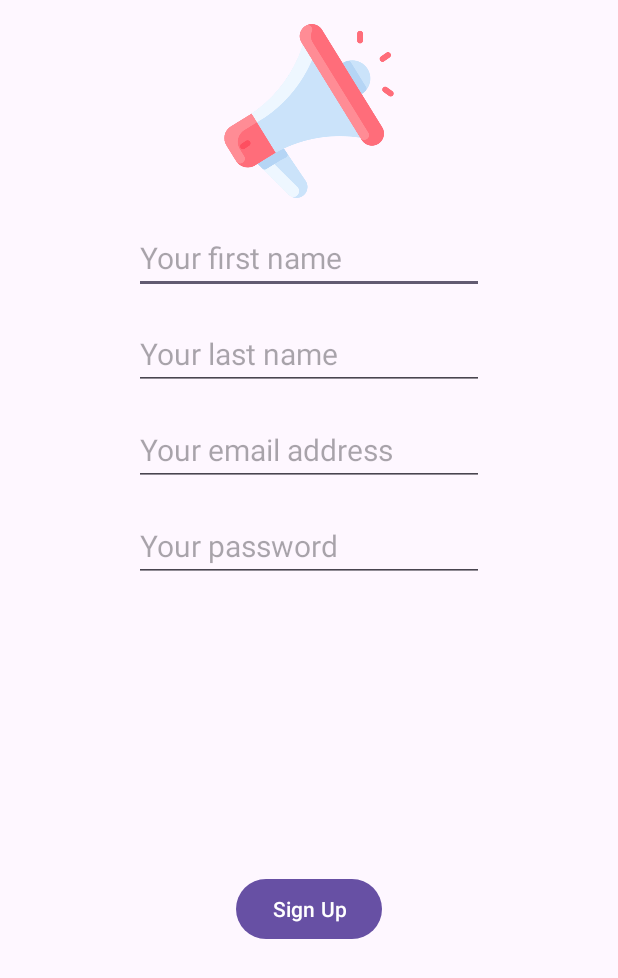
After one commit to th-aslam0/W24_3175_G1_TourGuideMegaphone, an Android app: the SignUpActivity screen opened directly, with no data from a screen before it, on a phone screen of 412 x 824 dp. The commit adds this screen. Shown: the top 978 px of the screen. Run offline under Robolectric (Android 15) with nearby library versions, the phone set to English and light mode, and no system bars; 1 statement that could not run was skipped.

Commit message:
Sign up activity layout (#5)

```diff
--- a/app/src/main/AndroidManifest.xml
+++ b/app/src/main/AndroidManifest.xml
@@ -13,6 +13,9 @@
         android:theme="@style/Theme.TourGuideMegaphone"
         tools:targetApi="31">
         <activity
+            android:name=".SignUpActivity"
+            android:exported="false" />
+        <activity
             android:name=".SplashActivity"
             android:exported="true">
             <intent-filter>
@@ -23,8 +26,7 @@
         </activity>
         <activity
             android:name=".MainActivity"
-            android:exported="true">
-        </activity>
+            android:exported="true"></activity>
     </application>
 
 </manifest>
--- a/app/src/main/java/com/example/tourguidemegaphone/MainActivity.java
+++ b/app/src/main/java/com/example/tourguidemegaphone/MainActivity.java
@@ -2,12 +2,15 @@ package com.example.tourguidemegaphone;
 
 import androidx.appcompat.app.AppCompatActivity;
 
+import android.content.Intent;
 import android.os.Bundle;
 import android.text.SpannableString;
 import android.text.Spanned;
 import android.text.method.LinkMovementMethod;
 import android.text.style.ClickableSpan;
 import android.view.View;
+import android.widget.Button;
+import android.widget.EditText;
 import android.widget.TextView;
 import android.widget.Toast;
 
@@ -20,12 +23,21 @@ public class MainActivity extends AppCompatActivity {
         //
 
         TextView txtViewSignUp = findViewById(R.id.txtSignUpInstead);
+        EditText editTxtEmail = findViewById(R.id.editTextEmailAddress);
         SpannableString spannableSignUp = new SpannableString(txtViewSignUp.getText());
+
 
         ClickableSpan clickableSpan = new ClickableSpan() {
             @Override
             public void onClick(View widget) {
-                Toast.makeText(MainActivity.this, "TO-DO: Open Sign Up activity.", Toast.LENGTH_SHORT).show();
+                //Toast.makeText(MainActivity.this, "TO-DO: Open Sign Up activity.", Toast.LENGTH_SHORT).show();
+                Bundle bundle = new Bundle();
+                bundle.putString("EMAIL", editTxtEmail.getText().toString());
+                Intent intent = new Intent
+                        (MainActivity.this,SignUpActivity.class);
+                intent.putExtras(bundle);
+
+                startActivity(intent);
             }
         };
 
--- /dev/null
+++ b/app/src/main/java/com/example/tourguidemegaphone/SignUpActivity.java
@@ -0,0 +1,20 @@
+package com.example.tourguidemegaphone;
+
+import androidx.appcompat.app.AppCompatActivity;
+
+import android.os.Bundle;
+import android.widget.EditText;
+
+public class SignUpActivity extends AppCompatActivity {
+
+    @Override
+    protected void onCreate(Bundle savedInstanceState) {
+        super.onCreate(savedInstanceState);
+        setContentView(R.layout.activity_sign_up);
+
+        Bundle bundle = getIntent().getExtras();
+        String email = bundle.getString("EMAIL", "");
+        EditText editTxtEmail = findViewById(R.id.editTxtEmail);
+        editTxtEmail.setText(email);
+    }
+}
--- /dev/null
+++ b/app/src/main/res/layout/activity_sign_up.xml
@@ -0,0 +1,80 @@
+<?xml version="1.0" encoding="utf-8"?>
+<androidx.constraintlayout.widget.ConstraintLayout xmlns:android="http://schemas.android.com/apk/res/android"
+    xmlns:app="http://schemas.android.com/apk/res-auto"
+    xmlns:tools="http://schemas.android.com/tools"
+    android:layout_width="match_parent"
+    android:layout_height="match_parent"
+    tools:context=".SignUpActivity">
+
+    <ImageView
+        android:id="@+id/imgViewSignUpLogo"
+        android:layout_width="132dp"
+        android:layout_height="116dp"
+        android:layout_marginTop="16dp"
+        app:layout_constraintEnd_toEndOf="parent"
+        app:layout_constraintStart_toStartOf="parent"
+        app:layout_constraintTop_toTopOf="parent"
+        app:srcCompat="@drawable/megaphone" />
+
+    <EditText
+        android:id="@+id/editTxtFirstName"
+        android:layout_width="wrap_content"
+        android:layout_height="wrap_content"
+        android:layout_marginTop="16dp"
+        android:ems="10"
+        android:hint="@string/txtHintFirstName"
+        android:inputType="text"
+        android:textSize="20sp"
+        app:layout_constraintEnd_toEndOf="parent"
+        app:layout_constraintStart_toStartOf="parent"
+        app:layout_constraintTop_toBottomOf="@+id/imgViewSignUpLogo" />
+
+    <EditText
+        android:id="@+id/editTxtLastName"
+        android:layout_width="wrap_content"
+        android:layout_height="wrap_content"
+        android:layout_marginTop="16dp"
+        android:ems="10"
+        android:hint="@string/txtHintLastName"
+        android:inputType="text"
+        android:textSize="20sp"
+        app:layout_constraintEnd_toEndOf="parent"
+        app:layout_constraintStart_toStartOf="parent"
+        app:layout_constraintTop_toBottomOf="@+id/editTxtFirstName" />
+
+    <EditText
+        android:id="@+id/editTxtEmail"
+        android:layout_width="wrap_content"
+        android:layout_height="wrap_content"
+        android:layout_marginTop="16dp"
+        android:ems="10"
+        android:hint="@string/txtHintYourEmail"
+        android:inputType="textEmailAddress"
+        android:textSize="20sp"
+        app:layout_constraintEnd_toEndOf="parent"
+        app:layout_constraintStart_toStartOf="parent"
+        app:layout_constraintTop_toBottomOf="@+id/editTxtLastName" />
+
+    <EditText
+        android:id="@+id/editTxtSignUpPassword"
+        android:layout_width="wrap_content"
+        android:layout_height="wrap_content"
+        android:layout_marginTop="16dp"
+        android:ems="10"
+        android:hint="@string/txtHintPassword"
+        android:inputType="textPassword"
+        android:textSize="20sp"
+        app:layout_constraintEnd_toEndOf="parent"
+        app:layout_constraintStart_toStartOf="parent"
+        app:layout_constraintTop_toBottomOf="@+id/editTxtEmail" />
+
+    <Button
+        android:id="@+id/button"
+        android:layout_width="wrap_content"
+        android:layout_height="wrap_content"
+        android:text="@string/btnTxtSignUp"
+        app:layout_constraintBottom_toBottomOf="parent"
+        app:layout_constraintEnd_toEndOf="parent"
+        app:layout_constraintStart_toStartOf="parent"
+        app:layout_constraintTop_toBottomOf="@+id/editTxtSignUpPassword" />
+</androidx.constraintlayout.widget.ConstraintLayout>
--- a/app/src/main/res/values/strings.xml
+++ b/app/src/main/res/values/strings.xml
@@ -4,4 +4,8 @@
     <string name="txtHintPassword">Your password</string>
     <string name="txtBtnSignIn">Sign in</string>
     <string name="txtSignUpInstead">Don\'t have an account? Sign up instead.</string>
+    <string name="txtHintLastName">Your last name</string>
+    <string name="txtHintFirstName">Your first name</string>
+    <string name="txtHintYourEmail">Your email address</string>
+    <string name="btnTxtSignUp">Sign Up</string>
 </resources>
```
